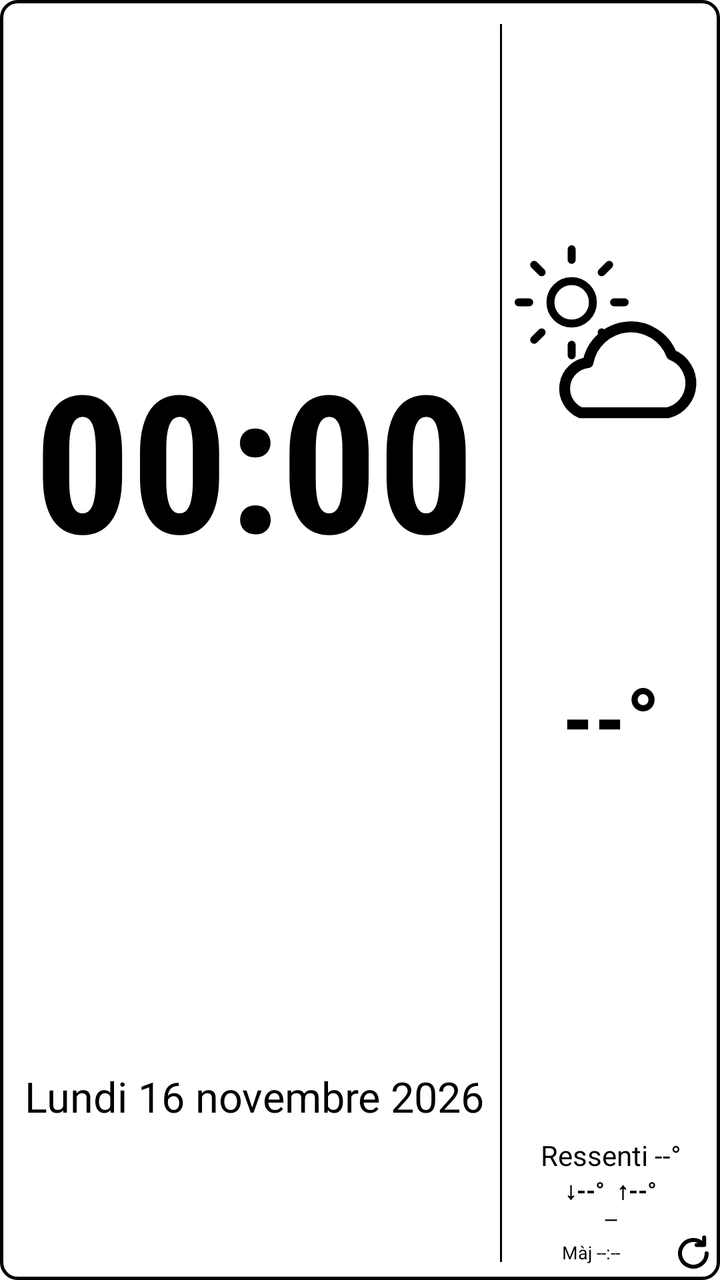
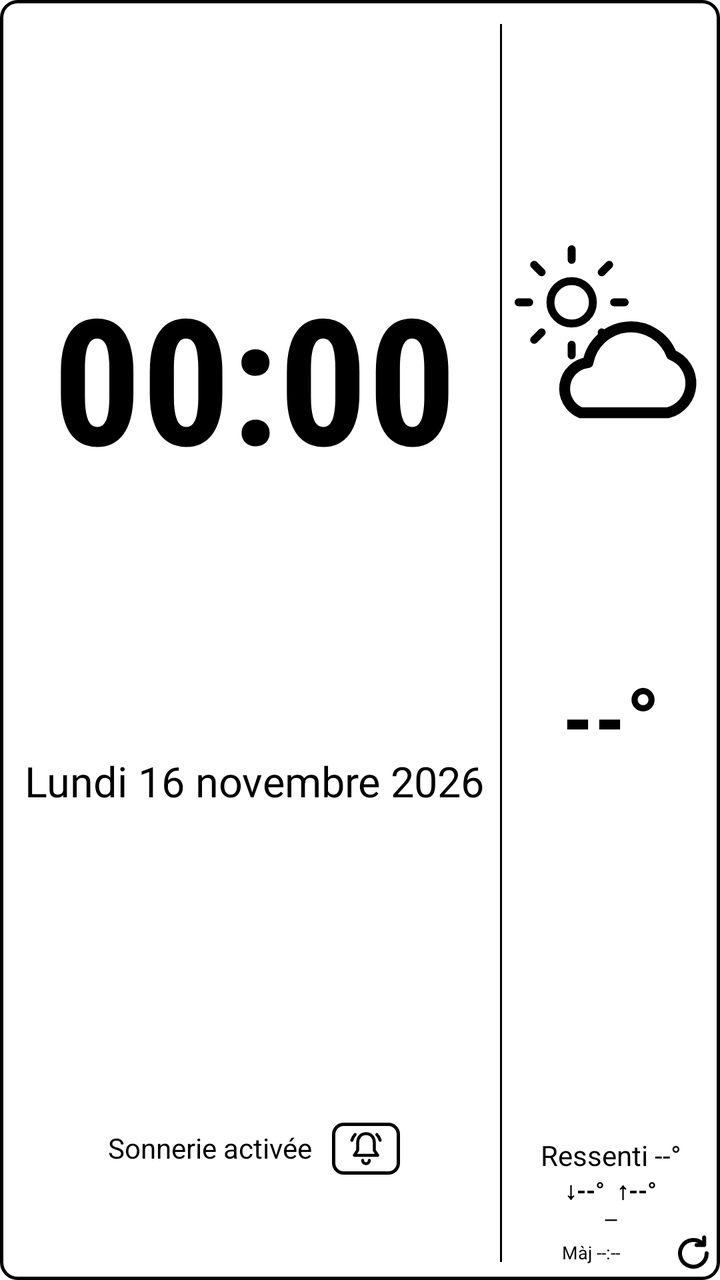

Screens rendered from an Android XML layout before and after an edit, with the pre-edit source and the edit as a unified diff.
<!-- AndroidManifest.xml: application theme AppTheme -->
<!-- res/layout/widget_clock_weather.xml -->
<?xml version="1.0" encoding="utf-8"?>
<LinearLayout xmlns:android="http://schemas.android.com/apk/res/android"
    android:id="@+id/widget_root"
    android:layout_width="match_parent"
    android:layout_height="match_parent"
    android:background="@drawable/widget_background"
    android:orientation="horizontal"
    android:paddingStart="6dp"
    android:paddingTop="6dp"
    android:paddingEnd="3dp"
    android:paddingBottom="3dp">

    
    <LinearLayout
        android:id="@+id/clock_area"
        android:layout_width="0dp"
        android:layout_height="match_parent"
        android:layout_weight="3"
        android:orientation="vertical"
        android:paddingStart="4dp"
        android:paddingEnd="6dp">

        <TextClock
            android:id="@+id/time"
            android:layout_width="match_parent"
            android:layout_height="0dp"
            android:layout_weight="2.6"
            android:autoSizeMaxTextSize="96sp"
            android:autoSizeMinTextSize="24sp"
            android:autoSizeStepGranularity="2sp"
            android:autoSizeTextType="uniform"
            android:fontFamily="sans-serif-condensed"
            android:format12Hour="HH:mm"
            android:format24Hour="HH:mm"
            android:gravity="center"
            android:includeFontPadding="false"
            android:maxLines="1"
            android:textColor="#000000"
            android:textStyle="bold" />

        <TextView
            android:id="@+id/date"
            android:layout_width="match_parent"
            android:layout_height="0dp"
            android:layout_weight="1"
            android:autoSizeMaxTextSize="24sp"
            android:autoSizeMinTextSize="10sp"
            android:autoSizeStepGranularity="1sp"
            android:autoSizeTextType="uniform"
            android:gravity="center"
            android:includeFontPadding="false"
            android:maxLines="1"
            android:text="Lundi 16 novembre 2026"
            android:textColor="#000000" />
    </LinearLayout>

    
    <FrameLayout
        android:layout_width="1dp"
        android:layout_height="match_parent"
        android:layout_marginTop="6dp"
        android:layout_marginBottom="6dp"
        android:background="#000000" />

    
    <LinearLayout
        android:id="@+id/weather_area"
        android:layout_width="0dp"
        android:layout_height="match_parent"
        android:layout_weight="1.3"
        android:gravity="center_horizontal"
        android:orientation="vertical"
        android:paddingStart="3dp">

        
        
        <ImageView
            android:id="@+id/weather_icon"
            android:layout_width="wrap_content"
            android:layout_height="0dp"
            android:layout_gravity="center_horizontal"
            android:layout_weight="1.4"
            android:adjustViewBounds="true"
            android:scaleType="fitCenter"
            android:src="@drawable/ic_w_partly_day" />

        <TextView
            android:id="@+id/temp"
            android:layout_width="match_parent"
            android:layout_height="0dp"
            android:layout_weight="1"
            android:autoSizeMaxTextSize="44sp"
            android:autoSizeMinTextSize="16sp"
            android:autoSizeStepGranularity="1sp"
            android:autoSizeTextType="uniform"
            android:fontFamily="sans-serif-condensed"
            android:gravity="center_horizontal|top"
            android:includeFontPadding="false"
            android:maxLines="1"
            android:text="--°"
            android:textColor="#000000"
            android:textStyle="bold" />

        <TextView
            android:id="@+id/feels"
            style="@style/WidgetMediumLine"
            android:text="Ressenti --°" />

        <TextView
            android:id="@+id/minmax"
            style="@style/WidgetMediumLine"
            android:text="↓--°  ↑--°"
            android:textStyle="bold" />

        <TextView
            android:id="@+id/place"
            style="@style/WidgetSmallLine"
            android:ellipsize="end"
            android:fontFamily="sans-serif-condensed"
            android:text="—" />

        
        <LinearLayout
            android:id="@+id/refresh_row"
            android:layout_width="match_parent"
            android:layout_height="wrap_content"
            android:gravity="center_vertical|end"
            android:orientation="horizontal">

            <TextView
                android:id="@+id/updated"
                android:layout_width="0dp"
                android:layout_height="wrap_content"
                android:layout_weight="1"
                android:gravity="center"
                android:includeFontPadding="false"
                android:maxLines="1"
                android:text="Màj --:--"
                android:textColor="#000000"
                android:textSize="9sp" />

            <ImageView
                android:id="@+id/refresh_icon"
                android:layout_width="20dp"
                android:layout_height="20dp"
                android:src="@drawable/ic_refresh" />
        </LinearLayout>
    </LinearLayout>
</LinearLayout>
<!-- resources referenced by this layout -->
<resources>
  <!-- drawable ic_refresh (drawable) -->
  <?xml version="1.0" encoding="utf-8"?>
  <vector xmlns:android="http://schemas.android.com/apk/res/android"
      android:width="16dp" android:height="16dp"
      android:viewportWidth="24" android:viewportHeight="24">
      <path android:pathData="M20,12 A8,8 0 1 1 17.66,6.34" android:fillColor="#00000000" android:strokeColor="#000000"
          android:strokeWidth="2.4" android:strokeLineCap="round" android:strokeLineJoin="round" />
      <path android:pathData="M18.5,2.5 V7 H14" android:fillColor="#00000000" android:strokeColor="#000000"
          android:strokeWidth="2.4" android:strokeLineCap="round" android:strokeLineJoin="round" />
  </vector>
  <!-- drawable widget_background (drawable) -->
  <?xml version="1.0" encoding="utf-8"?>
  <shape xmlns:android="http://schemas.android.com/apk/res/android" android:shape="rectangle">
      <solid android:color="#FFFFFF" />
      <stroke android:width="1.5dp" android:color="#000000" />
      <corners android:radius="8dp" />
  </shape>
  <style name="WidgetMediumLine">
          <item name="android:layout_width">match_parent</item>
          <item name="android:layout_height">17dp</item>
          <item name="android:gravity">center</item>
          <item name="android:includeFontPadding">false</item>
          <item name="android:maxLines">1</item>
          <item name="android:textColor">#000000</item>
          <item name="android:autoSizeTextType">uniform</item>
          <item name="android:autoSizeMinTextSize">9sp</item>
          <item name="android:autoSizeMaxTextSize">15sp</item>
          <item name="android:autoSizeStepGranularity">1sp</item>
      </style>
  <style name="WidgetSmallLine">
          <item name="android:layout_width">match_parent</item>
          
          <item name="android:layout_height">wrap_content</item>
          <item name="android:gravity">center</item>
          <item name="android:includeFontPadding">false</item>
          <item name="android:lineSpacingMultiplier">0.9</item>
          <item name="android:maxLines">1</item>
          <item name="android:ellipsize">end</item>
          <item name="android:textColor">#000000</item>
          <item name="android:textSize">11sp</item>
      </style>
  <style name="AppTheme" parent="android:Theme.Material.Light.NoActionBar">
          <item name="android:windowBackground">@android:color/white</item>
          <item name="android:colorPrimary">#000000</item>
          <item name="android:colorPrimaryDark">#000000</item>
          <item name="android:colorAccent">#000000</item>
          <item name="android:statusBarColor">#FFFFFF</item>
          <item name="android:windowLightStatusBar">true</item>
          <item name="android:textColorPrimary">#000000</item>
          <item name="android:textColorSecondary">#000000</item>
      </style>
  <!-- unchanged entries left out for length: 1 -->
</resources>

<!-- the commit's change to res/layout/widget_clock_weather.xml (unified diff, before → after) -->
@@ -24,8 +24,8 @@
             android:id="@+id/time"
             android:layout_width="match_parent"
             android:layout_height="0dp"
-            android:layout_weight="2.6"
-            android:autoSizeMaxTextSize="96sp"
+            android:layout_weight="2.25"
+            android:autoSizeMaxTextSize="88sp"
             android:autoSizeMinTextSize="24sp"
             android:autoSizeStepGranularity="2sp"
             android:autoSizeTextType="uniform"
@@ -42,16 +42,45 @@
             android:id="@+id/date"
             android:layout_width="match_parent"
             android:layout_height="0dp"
-            android:layout_weight="1"
-            android:autoSizeMaxTextSize="24sp"
+            android:layout_weight="0.8"
+            android:autoSizeMaxTextSize="22sp"
             android:autoSizeMinTextSize="10sp"
             android:autoSizeStepGranularity="1sp"
             android:autoSizeTextType="uniform"
-            android:gravity="center"
+            android:gravity="center_horizontal|top"
             android:includeFontPadding="false"
             android:maxLines="1"
             android:text="Lundi 16 novembre 2026"
             android:textColor="#000000" />
+
+        
+        <LinearLayout
+            android:layout_width="match_parent"
+            android:layout_height="0dp"
+            android:layout_weight="0.75"
+            android:gravity="center"
+            android:orientation="horizontal">
+
+            <TextView
+                android:id="@+id/ringer_label"
+                android:layout_width="wrap_content"
+                android:layout_height="wrap_content"
+                android:includeFontPadding="false"
+                android:maxLines="1"
+                android:text="Sonnerie activée"
+                android:textColor="#000000"
+                android:textSize="14sp" />
+
+            <ImageView
+                android:id="@+id/ringer_button"
+                android:layout_width="34dp"
+                android:layout_height="26dp"
+                android:layout_marginStart="10dp"
+                android:background="@drawable/widget_button"
+                android:padding="3dp"
+                android:scaleType="fitCenter"
+                android:src="@drawable/ic_ringer_normal" />
+        </LinearLayout>
     </LinearLayout>
 
     
<!-- resource entries referenced after the edit -->
@@ -10,12 +10,29 @@
       <path android:pathData="M18.5,2.5 V7 H14" android:fillColor="#00000000" android:strokeColor="#000000"
           android:strokeWidth="2.4" android:strokeLineCap="round" android:strokeLineJoin="round" />
   </vector>
+  <!-- drawable ic_ringer_normal (drawable) -->
+  <?xml version="1.0" encoding="utf-8"?>
+  <vector xmlns:android="http://schemas.android.com/apk/res/android"
+      android:width="24dp" android:height="24dp"
+      android:viewportWidth="24" android:viewportHeight="24">
+      <path android:pathData="M12,3 C8.7,3 7,5.5 7,8.5 V13 L5,16 H19 L17,13 V8.5 C17,5.5 15.3,3 12,3 Z M10,19 A2,2 0 0 0 14,19" android:fillColor="#00000000" android:strokeColor="#000000"
+          android:strokeWidth="1.8" android:strokeLineCap="round" android:strokeLineJoin="round" />
+      <path android:pathData="M3.5,7 A9,9 0 0 1 5.5,3.5 M20.5,7 A9,9 0 0 0 18.5,3.5" android:fillColor="#00000000" android:strokeColor="#000000"
+          android:strokeWidth="1.8" android:strokeLineCap="round" android:strokeLineJoin="round" />
+  </vector>
   <!-- drawable widget_background (drawable) -->
   <?xml version="1.0" encoding="utf-8"?>
   <shape xmlns:android="http://schemas.android.com/apk/res/android" android:shape="rectangle">
       <solid android:color="#FFFFFF" />
       <stroke android:width="1.5dp" android:color="#000000" />
       <corners android:radius="8dp" />
+  </shape>
+  <!-- drawable widget_button (drawable) -->
+  <?xml version="1.0" encoding="utf-8"?>
+  <shape xmlns:android="http://schemas.android.com/apk/res/android" android:shape="rectangle">
+      <solid android:color="#FFFFFF" />
+      <stroke android:width="1.5dp" android:color="#000000" />
+      <corners android:radius="5dp" />
   </shape>
   <style name="WidgetMediumLine">
           <item name="android:layout_width">match_parent</item>
